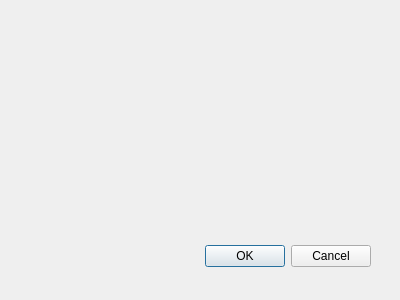
Above: improved_ICP_dialog_base.ui from tang-xy/ImprovedICP before the change. Below: the same form after it.
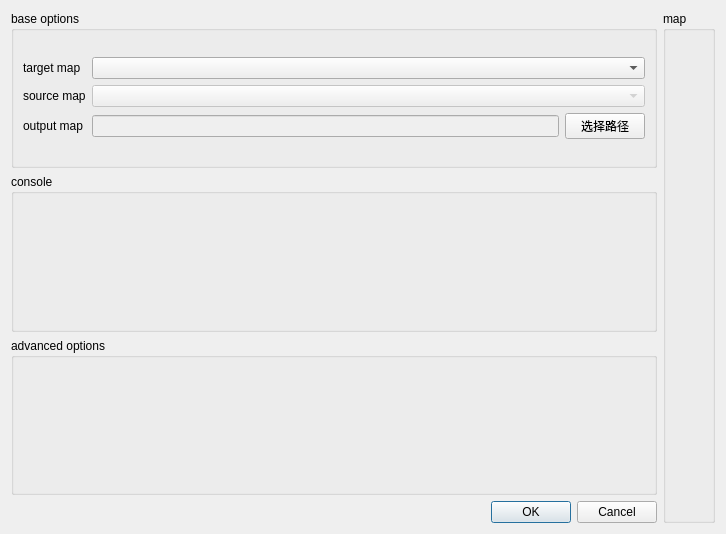
That is the form after the change.

The edit to the form file:
```diff
--- a/improved_ICP_dialog_base.ui
+++ b/improved_ICP_dialog_base.ui
@@ -1,33 +1,112 @@
 <ui version="4.0" >
  <class>ImprovedICPDialogBase</class>
- <widget class="QDialog" name="ImprovedICPDialogBase" >
-  <property name="geometry" >
+ <widget class="QDialog" name="ImprovedICPDialogBase">
+  <property name="geometry">
    <rect>
     <x>0</x>
     <y>0</y>
-    <width>400</width>
-    <height>300</height>
+    <width>726</width>
+    <height>534</height>
    </rect>
   </property>
   <property name="windowTitle" >
    <string>ImprovedICP</string>
   </property>
-  <widget class="QDialogButtonBox" name="button_box" >
-   <property name="geometry" >
-    <rect>
-     <x>30</x>
-     <y>240</y>
-     <width>341</width>
-     <height>32</height>
-    </rect>
-   </property>
-   <property name="orientation" >
-    <enum>Qt::Horizontal</enum>
-   </property>
-   <property name="standardButtons" >
-    <set>QDialogButtonBox::Cancel|QDialogButtonBox::Ok</set>
-   </property>
-  </widget>
+  <layout class="QGridLayout" name="gridLayout_3">
+   <item row="0" column="0">
+    <layout class="QGridLayout" name="gridLayout">
+     <item row="3" column="0">
+      <widget class="QDialogButtonBox" name="button_box">
+       <property name="orientation">
+        <enum>Qt::Horizontal</enum>
+       </property>
+       <property name="standardButtons">
+        <set>QDialogButtonBox::Cancel|QDialogButtonBox::Ok</set>
+       </property>
+      </widget>
+     </item>
+     <item row="1" column="0">
+      <widget class="QGroupBox" name="ConsoleBox">
+       <property name="title">
+        <string>console</string>
+       </property>
+      </widget>
+     </item>
+     <item row="0" column="1" rowspan="4">
+      <widget class="QGroupBox" name="PicBox">
+       <property name="title">
+        <string>map</string>
+       </property>
+      </widget>
+     </item>
+     <item row="2" column="0">
+      <widget class="QGroupBox" name="ExtraBox">
+       <property name="title">
+        <string>advanced options</string>
+       </property>
+      </widget>
+     </item>
+     <item row="0" column="0">
+      <widget class="QGroupBox" name="BaseBox">
+       <property name="title">
+        <string>base options</string>
+       </property>
+       <layout class="QGridLayout" name="gridLayout_4">
+        <item row="0" column="0">
+         <layout class="QGridLayout" name="gridLayout_2">
+          <item row="0" column="0">
+           <widget class="QLabel" name="TargetText">
+            <property name="text">
+             <string>target map</string>
+            </property>
+           </widget>
+          </item>
+          <item row="2" column="0">
+           <widget class="QLabel" name="label">
+            <property name="text">
+             <string>output map</string>
+            </property>
+           </widget>
+          </item>
+          <item row="1" column="0">
+           <widget class="QLabel" name="SourceText">
+            <property name="text">
+             <string>source map</string>
+            </property>
+           </widget>
+          </item>
+          <item row="2" column="1">
+           <widget class="QLineEdit" name="OutputName">
+            <property name="enabled">
+             <bool>false</bool>
+            </property>
+           </widget>
+          </item>
+          <item row="2" column="2">
+           <widget class="QPushButton" name="SelectOutputPath">
+            <property name="text">
+             <string>选择路径</string>
+            </property>
+           </widget>
+          </item>
+          <item row="1" column="1" colspan="2">
+           <widget class="QComboBox" name="SourceName">
+            <property name="enabled">
+             <bool>false</bool>
+            </property>
+           </widget>
+          </item>
+          <item row="0" column="1" colspan="2">
+           <widget class="QComboBox" name="TargetName"/>
+          </item>
+         </layout>
+        </item>
+       </layout>
+      </widget>
+     </item>
+    </layout>
+   </item>
+  </layout>
  </widget>
  <resources/>
  <connections>
```
Left out of the diff: 29 changed lines with no effect on the pictures.
